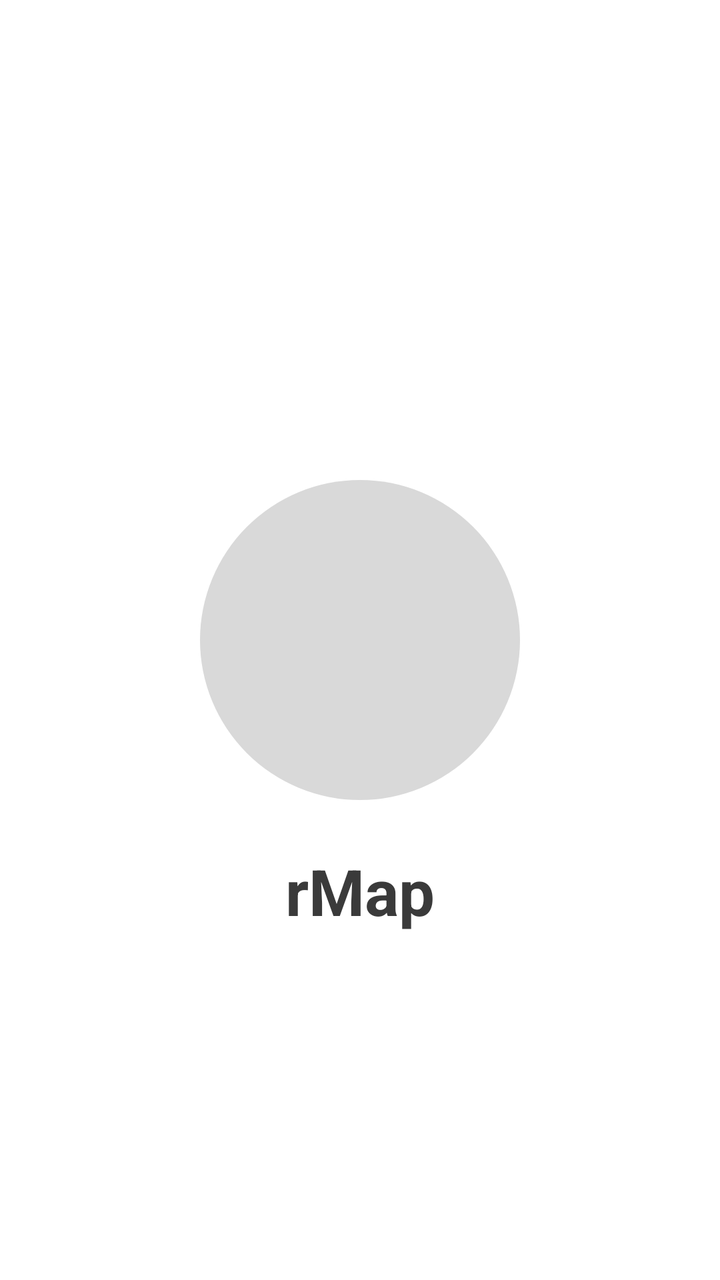
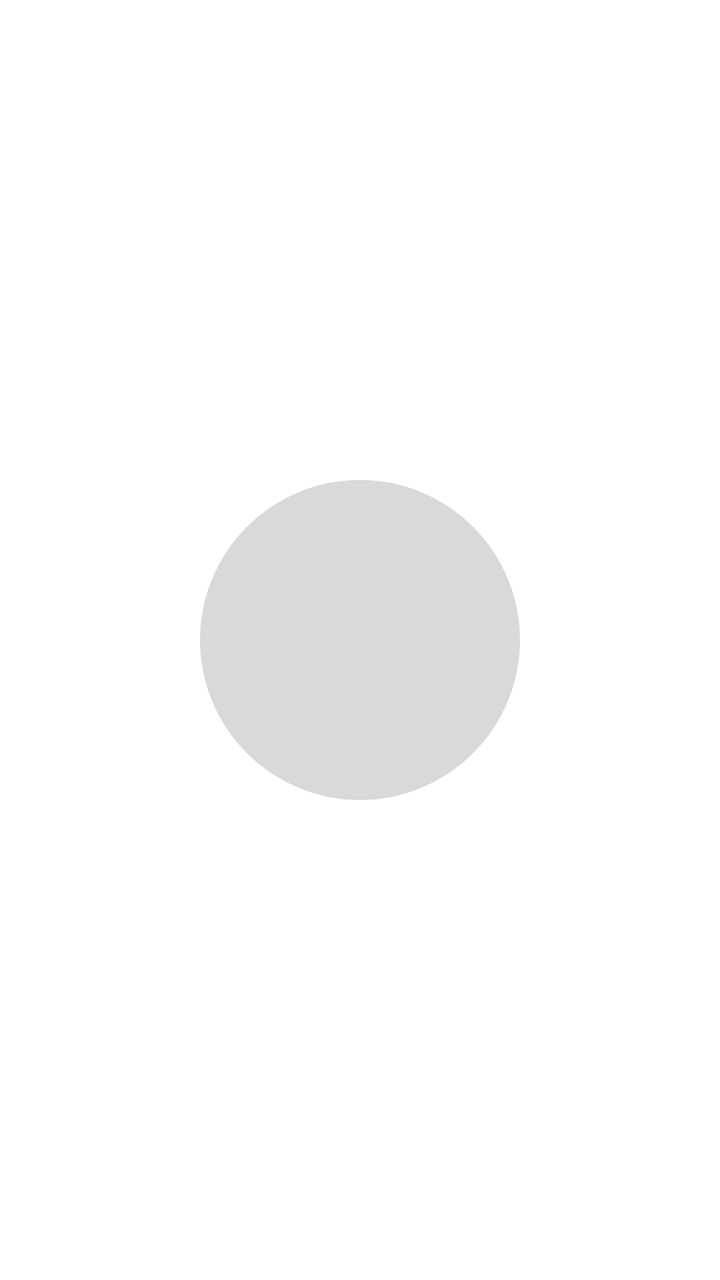

Two renders of the same Android screen: before a commit and after it. Below are the layout's source before the change and the commit's diff.
<!-- AndroidManifest.xml: application theme Theme.Rmap -->
<!-- res/layout/activity_splash.xml -->
<?xml version="1.0" encoding="utf-8"?>
<androidx.constraintlayout.widget.ConstraintLayout
    xmlns:android="http://schemas.android.com/apk/res/android"
    xmlns:app="http://schemas.android.com/apk/res-auto"
    android:id="@+id/main"
    android:layout_width="match_parent"
    android:layout_height="match_parent"
    android:background="#FFFFFF">

    <ImageView
        android:id="@+id/imgLogo"
        android:layout_width="160dp"
        android:layout_height="160dp"
        android:contentDescription="@string/app_name"
        android:src="@drawable/logo"
        app:layout_constraintBottom_toBottomOf="parent"
        app:layout_constraintEnd_toEndOf="parent"
        app:layout_constraintStart_toStartOf="parent"
        app:layout_constraintTop_toTopOf="parent" />

    <TextView
        android:id="@+id/txtName"
        android:layout_width="wrap_content"
        android:layout_height="wrap_content"
        android:layout_marginTop="24dp"
        android:text="@string/app_name"
        android:textColor="#3A3A3A"
        android:textSize="32sp"
        android:textStyle="bold"
        app:layout_constraintEnd_toEndOf="parent"
        app:layout_constraintStart_toStartOf="parent"
        app:layout_constraintTop_toBottomOf="@id/imgLogo" />

</androidx.constraintlayout.widget.ConstraintLayout>
<!-- resources referenced by this layout -->
<resources>
  <!-- drawable logo (drawable) -->
  <?xml version="1.0" encoding="utf-8"?>
  <vector xmlns:android="http://schemas.android.com/apk/res/android"
      android:width="160dp"
      android:height="160dp"
      android:viewportWidth="160"
      android:viewportHeight="160">
      
      <path
          android:fillColor="#D9D9D9"
          android:pathData="M80,80m-80,0a80,80 0,1 1,160 0a80,80 0,1 1,-160 0" />
  </vector>
  <string name="app_name">rMap</string>
  <style name="Theme.Rmap" parent="Base.Theme.Rmap" />
  <style name="Base.Theme.Rmap" parent="Theme.Material3.DayNight.NoActionBar">
          
          
      </style>
</resources>

<!-- the commit's change to res/layout/activity_splash.xml (unified diff, before → after) -->
@@ -18,17 +18,4 @@
         app:layout_constraintStart_toStartOf="parent"
         app:layout_constraintTop_toTopOf="parent" />
 
-    <TextView
-        android:id="@+id/txtName"
-        android:layout_width="wrap_content"
-        android:layout_height="wrap_content"
-        android:layout_marginTop="24dp"
-        android:text="@string/app_name"
-        android:textColor="#3A3A3A"
-        android:textSize="32sp"
-        android:textStyle="bold"
-        app:layout_constraintEnd_toEndOf="parent"
-        app:layout_constraintStart_toStartOf="parent"
-        app:layout_constraintTop_toBottomOf="@id/imgLogo" />
-
 </androidx.constraintlayout.widget.ConstraintLayout>
